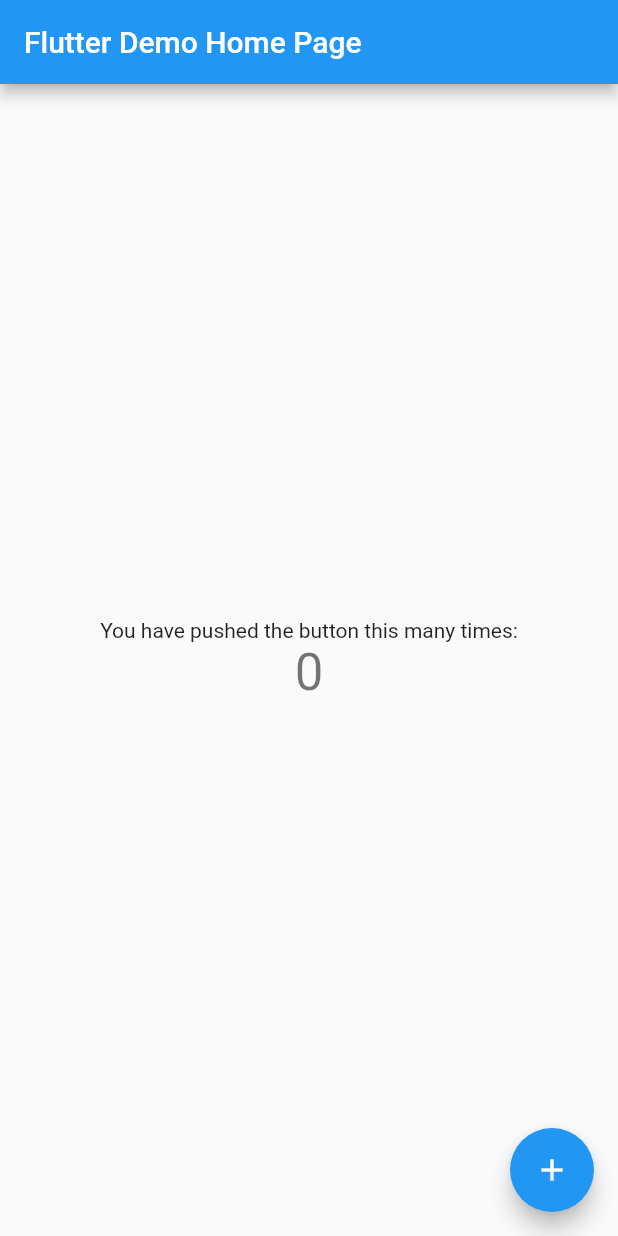
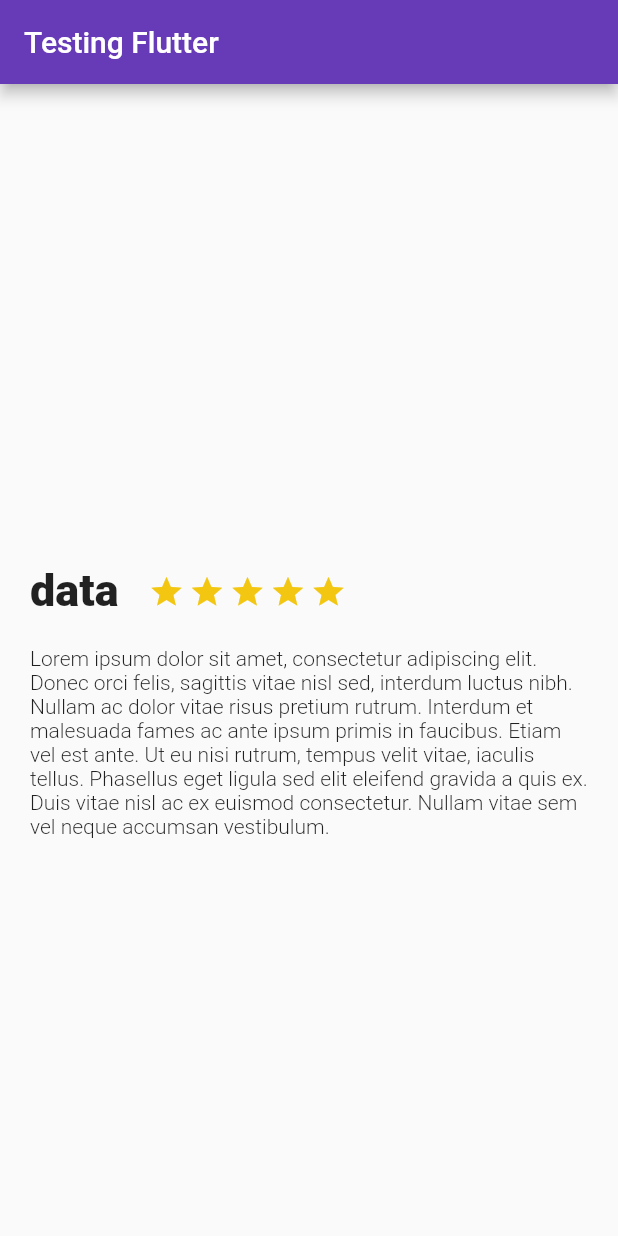
Before and after one commit to teamzz111/flutter-grid, a Flutter app: the screen it shows after launch, on a phone screen of 412 x 824 dp. Run offline on Flutter 3.47's test engine with Material 2 defaults, Android fonts, the phone set to English and light mode, and no system bars.

Commit message:
Add description component

```diff
--- /dev/null
+++ b/lib/description_place.dart
@@ -0,0 +1,77 @@
+import 'package:flutter/material.dart';
+
+class DescriptionPlace extends StatelessWidget {
+
+  @override
+  Widget build(BuildContext context) {
+
+  final star = Container(
+    margin: const EdgeInsets.only(
+      top: 302,
+      right: 3.0
+    ),
+
+    child: const Icon(
+      Icons.star,
+      color: Color(0xFFf2C611),
+    ),
+  );
+
+
+  final titleStars = Row(
+    children: [
+      Container(
+        margin:  const EdgeInsets.only(
+          top: 320,
+          left: 20,
+          right: 20,
+          bottom: 20
+        ),
+
+        child: const Text(
+          "data",
+          style: TextStyle(
+            fontSize: 30.0,
+            fontWeight: FontWeight.w900,
+          ),
+          textAlign: TextAlign.center,
+        ),
+      ),
+
+      Row(
+        children: [
+          star,
+          star,
+          star,
+          star,
+          star
+        ],
+      ),
+
+    ]
+  );
+
+  final descriptionText = Container(
+    margin:  const EdgeInsets.only(
+      left: 20,
+      right: 20,
+      bottom: 20
+    ),
+    child: const Align(
+      alignment: Alignment.center,
+      child: Text(
+        "Lorem ipsum dolor sit amet, consectetur adipiscing elit. Donec orci felis, sagittis vitae nisl sed, interdum luctus nibh. Nullam ac dolor vitae risus pretium rutrum. Interdum et malesuada fames ac ante ipsum primis in faucibus. Etiam vel est ante. Ut eu nisi rutrum, tempus velit vitae, iaculis tellus. Phasellus eget ligula sed elit eleifend gravida a quis ex. Duis vitae nisl ac ex euismod consectetur. Nullam vitae sem vel neque accumsan vestibulum.",
+        style: TextStyle(fontWeight: FontWeight.w300),
+        ),
+    )
+  );
+
+
+    return Column(
+      children: [
+        titleStars,
+        descriptionText
+      ],
+    );
+  }
+}
--- a/lib/main.dart
+++ b/lib/main.dart
@@ -1,4 +1,5 @@
 import 'package:flutter/material.dart';
+import 'description_place.dart';
 
 void main() {
   runApp(const MyApp());
@@ -13,18 +14,13 @@
     return MaterialApp(
       title: 'Flutter Demo',
       theme: ThemeData(
-        // This is the theme of your application.
-        //
-        // Try running your application with "flutter run". You'll see the
-        // application has a blue toolbar. Then, without quitting the app, try
-        // changing the primarySwatch below to Colors.green and then invoke
-        // "hot reload" (press "r" in the console where you ran "flutter run",
-        // or simply save your changes to "hot reload" in a Flutter IDE).
-        // Notice that the counter didn't reset back to zero; the application
-        // is not restarted.
-        primarySwatch: Colors.blue,
+        primarySwatch: Colors.deepPurple,
       ),
-      home: const MyHomePage(title: 'Flutter Demo Home Page'),
+      home: Scaffold(appBar: AppBar(
+        title: const Text("Testing Flutter"),
+        ),
+        body: DescriptionPlace(),
+      )
     );
   }
 }
```
